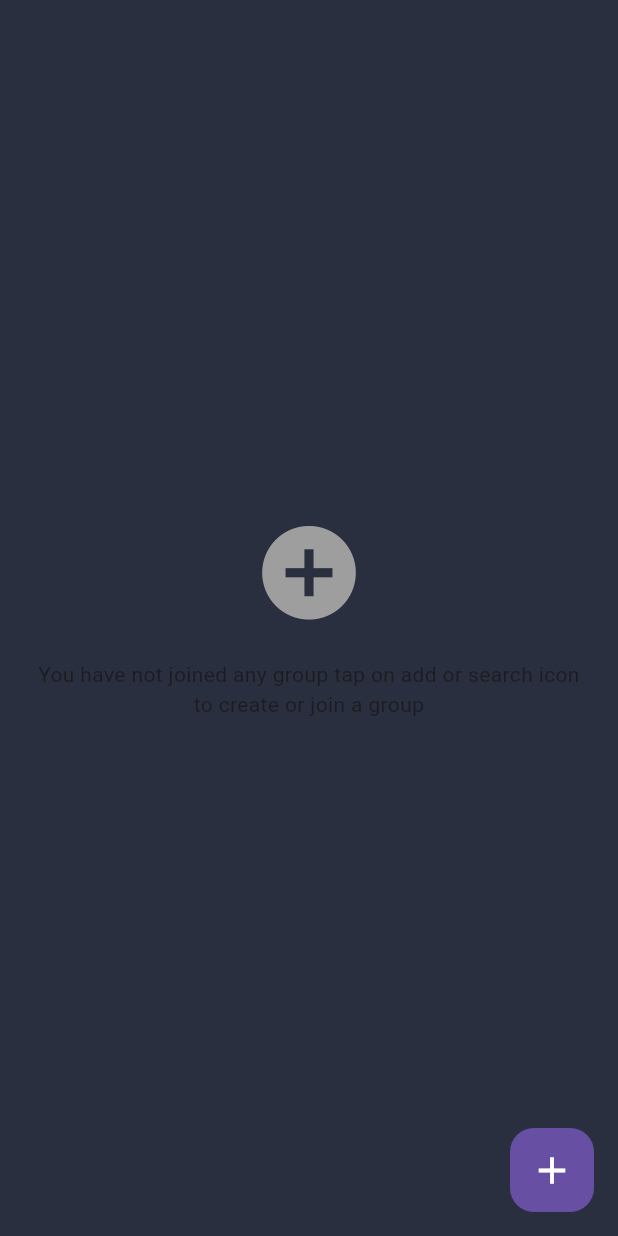
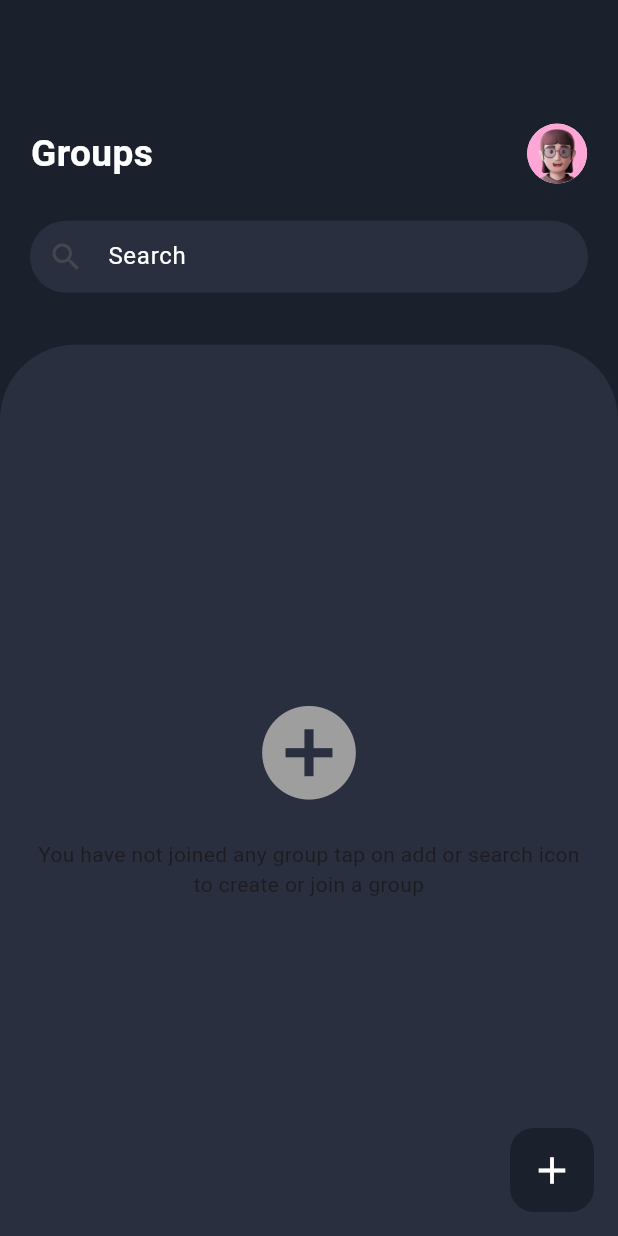
Before and after one commit to MINHAJ-E/talk-tryst-chat-app, a Flutter app: the GroupHomePage screen opened directly, on a phone screen of 412 x 824 dp. Run offline on Flutter 3.47's test engine with Material 3 defaults, Android fonts, the phone set to English and light mode, and no system bars; our stand-ins replace cloud_firestore, country_picker, firebase_auth, firebase_core, firebase_storage, google_fonts and 5 more; accounts and stored records are empty.

Commit message:
set group ui

```diff
--- a/lib/view/group/pages/home_page.dart
+++ b/lib/view/group/pages/home_page.dart
@@ -62,8 +62,9 @@ class _GroupHomePageState extends State<GroupHomePage> {
 
   @override
   Widget build(BuildContext context) {
+    final Size size = MediaQuery.of(context).size;
     return Scaffold(
-      backgroundColor: BGColors.BGBTColor,
+      backgroundColor: BGColors.BackGroundColor,
       // appBar: AppBar(
       //   automaticallyImplyLeading: false,
       //   actions: [
@@ -81,10 +82,98 @@ class _GroupHomePageState extends State<GroupHomePage> {
       //     style: TextStyle(fontSize: 27, color: Colors.white),
       //   ),
       // ),
-      body: groupList(),
+      body: Column(
+        children: [
+          Padding(
+            padding: EdgeInsets.only(
+              top: size.height * 0.1,
+              left: size.width * 0.05,
+              right: size.width * 0.05,
+            ),
+            child: Row(
+              mainAxisAlignment: MainAxisAlignment.spaceBetween,
+              children: [
+                // CircleAvatar(
+                //   backgroundColor: Colors.black,
+                //   child: IconButton(
+                //     onPressed: () {},
+                //     icon: const Icon(
+                //       Icons.search,
+                //       color: Colors.white,
+                //     ),
+                //   ),
+                // ),
+                Text(
+                  "Groups",
+                  style: TextStyle(
+                    color: Colors.white,
+                    fontWeight: FontWeight.bold,
+                    fontSize: size.width * 0.06,
+                  ),
+                ),
+                GestureDetector(
+                  child: const CircleAvatar(
+                    backgroundImage: AssetImage("assets/image.png"),
+                  ),
+                  onTap: () {
+                    // showDialog(
+                    //   context: context,
+                    //   builder: (context) => alert(context),
+                    // );
+                  },
+                ),
+              ],
+            ),
+          ),
+          SizedBox(
+            height: size.height * 0.03,
+          ),
+          Padding(
+            padding: const EdgeInsets.symmetric(horizontal: 20),
+            child: TextFormField(
+              onChanged: (value) {
+                // values.searchUser(value);
+              },
+              decoration: InputDecoration(
+                contentPadding: const EdgeInsets.symmetric(vertical: 10),
+                border: OutlineInputBorder(
+                  borderSide: BorderSide.none,
+                  borderRadius: BorderRadius.circular(30),
+                ),
+                filled: true,
+                fillColor: BGColors.BGBTColor,
+                hintText: 'Search ',
+                hintStyle: const TextStyle(color: Colors.white), // Fix is here
+                prefixIcon: const Icon(Icons.search),
+              ),
+            ),
+          ),
+          SizedBox(
+            height: size.height * 0.03,
+          ),
+          Expanded(
+            child: Padding(
+              padding: const EdgeInsets.only(top: 10),
+              child: Container(
+                  width: size.width,
+                  decoration: BoxDecoration(
+                    color: BGColors.BGBTColor,
+                    borderRadius: const BorderRadius.only(
+                      topLeft: Radius.circular(50),
+                      topRight: Radius.circular(50),
+                    ),
+                  ),
+                  child: Padding(
+                      padding: const EdgeInsets.only(top: 10),
+                      child: groupList())),
+            ),
+          ),
+        ],
+      ),
+
       floatingActionButton: FloatingActionButton(
         elevation: 0,
-        backgroundColor: Theme.of(context).primaryColor,
+        backgroundColor: BGColors.BackGroundColor,
         onPressed: () {
           popUpDialog(context);
         },
--- a/lib/view/group/widgets/group_tile.dart
+++ b/lib/view/group/widgets/group_tile.dart
@@ -1,4 +1,5 @@
 import 'package:flutter/material.dart';
+import 'package:talk_tryst/constants/constants.dart';
 import 'package:talk_tryst/view/group/pages/chat_page.dart';
 import 'package:talk_tryst/view/group/widgets/widgets.dart';
 
@@ -31,7 +32,7 @@ class GroupTile extends StatelessWidget {
         child: ListTile(
           leading: CircleAvatar(
             radius: 30,
-            backgroundColor: Theme.of(context).primaryColor,
+            backgroundColor: BGColors.BackGroundColor,
             child: Text(
               groupName.substring(0, 1).toUpperCase(),
               textAlign: TextAlign.center,
--- a/lib/view/home/home_screen.dart
+++ b/lib/view/home/home_screen.dart
@@ -81,10 +81,12 @@ class HomeScreen extends StatelessWidget {
           ),
           Padding(
             padding: const EdgeInsets.symmetric(horizontal: 20),
-            child: Consumer<FirebaseProvider>(
-              builder: (context, values, child) => TextFormField(
+            child:
+                // Consumer<FirebaseProvider>(
+                // builder: (context, values, child) =>
+                TextFormField(
               onChanged: (value) {
-                  values.searchUser(value);
+                // values.searchUser(value);
               },
               decoration: InputDecoration(
                 contentPadding: const EdgeInsets.symmetric(vertical: 10),
@@ -95,12 +97,11 @@ class HomeScreen extends StatelessWidget {
                 filled: true,
                 fillColor: BGColors.BGBTColor,
                 hintText: 'Search ',
-                  hintStyle:
-                      const TextStyle(color: Colors.white), // Fix is here
+                hintStyle: const TextStyle(color: Colors.white), // Fix is here
                 prefixIcon: const Icon(Icons.search),
               ),
             ),
-            ),
+            // ),
           ),
           SizedBox(
             height: size.height * 0.03,
--- a/lib/view/widget/bottom_bar.dart
+++ b/lib/view/widget/bottom_bar.dart
@@ -33,8 +33,7 @@ class BottomBar extends StatelessWidget {
               ),
               BottomNavigationBarItem(
                   icon: Icon(Icons.call_sharp), label: 'Calls'),
-              BottomNavigationBarItem(
-                  icon: Icon(Icons.contact_page), label: 'Contact'),
+              BottomNavigationBarItem(icon: Icon(Icons.group), label: 'Groups'),
               BottomNavigationBarItem(
                   icon: Icon(Icons.person), label: 'Profile'),
             ],
```
Lines whose indentation alone changed are shown as unchanged.
